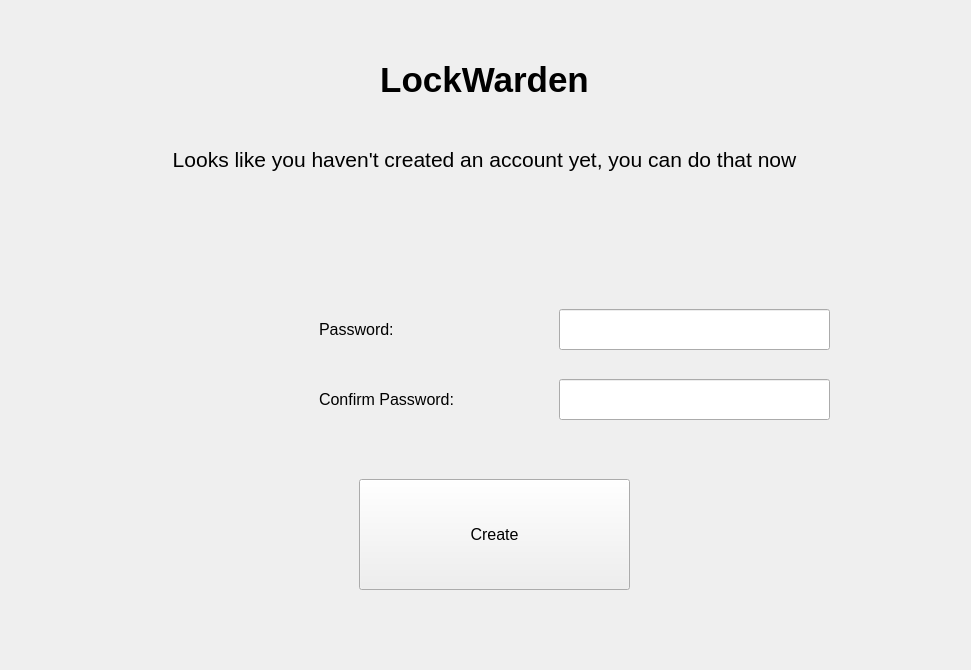
Qt form window.ui (TXOG/ArcaneCrypt) before a commit.
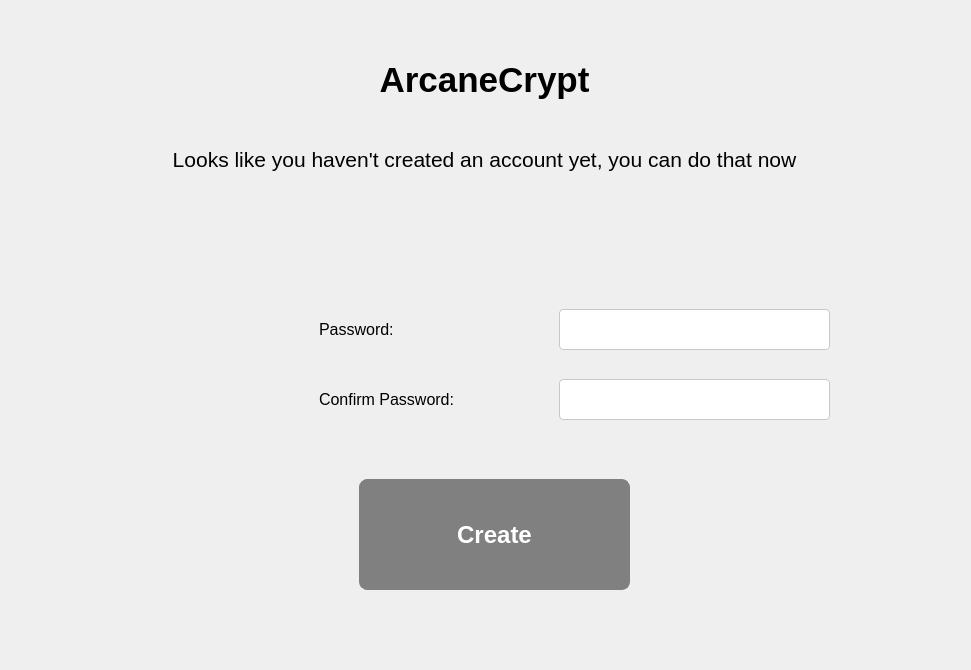
The same form after that commit.

Commit message: Added Logging into account

```diff
--- a/window.ui
+++ b/window.ui
@@ -40,7 +40,7 @@
        </font>
       </property>
       <property name="text">
-       <string>LockWarden</string>
+       <string>ArcaneCrypt</string>
       </property>
       <property name="alignment">
        <set>Qt::AlignCenter</set>
@@ -78,6 +78,41 @@
         <height>41</height>
        </rect>
       </property>
+      <property name="styleSheet">
+       <string notr="true">    QLineEdit {
+        font-family: Segoe UI;
+        font-size: 9pt;
+        border-radius: 4px;
+    }
+    
+    QLineEdit {
+        background-color: #ffffff;
+    }
+    
+    QLineEdit {
+        color: #000000;
+    }
+    
+    QLineEdit {
+        border-style: solid;
+        border-width: 1px;
+        border-color: #c9c9c9;
+    }
+    
+    QLineEdit {
+        padding-left: 4px;
+        padding-right: 4px;
+    }
+
+    QLineEdit:hover, QLineEdit:focus {
+        background-color: #f2f2f2;
+    }
+
+    QLineEdit::selection {
+        background-color: #0078d7;
+        color: #ffffff;
+    }</string>
+      </property>
       <property name="inputMask">
        <string/>
       </property>
@@ -97,6 +132,41 @@
         <height>41</height>
        </rect>
       </property>
+      <property name="styleSheet">
+       <string notr="true">    QLineEdit {
+        font-family: Segoe UI;
+        font-size: 9pt;
+        border-radius: 4px;
+    }
+    
+    QLineEdit {
+        background-color: #ffffff;
+    }
+    
+    QLineEdit {
+        color: #000000;
+    }
+    
+    QLineEdit {
+        border-style: solid;
+        border-width: 1px;
+        border-color: #c9c9c9;
+    }
+    
+    QLineEdit {
+        padding-left: 4px;
+        padding-right: 4px;
+    }
+
+    QLineEdit:hover, QLineEdit:focus {
+        background-color: #f2f2f2;
+    }
+
+    QLineEdit::selection {
+        background-color: #0078d7;
+        color: #ffffff;
+    }</string>
+      </property>
       <property name="inputMask">
        <string/>
       </property>
@@ -154,8 +224,9 @@
       </property>
       <property name="font">
        <font>
-        <pointsize>12</pointsize>
-        <bold>false</bold>
+        <family>Segoe UI</family>
+        <pointsize>18</pointsize>
+        <bold>true</bold>
         <stylestrategy>PreferDefault</stylestrategy>
        </font>
       </property>
@@ -165,6 +236,37 @@
       <property name="focusPolicy">
        <enum>Qt::StrongFocus</enum>
       </property>
+      <property name="styleSheet">
+       <string notr="true">    QPushButton {
+        font-family: Segoe UI;
+        font-size: 18pt;
+        font-weight: bold;
+        color: #ffffff;
+        border-radius: 8px;
+        padding: 6px 12px;
+    }
+    
+    QPushButton {
+        background-color: #808080;
+        background-image: qlineargradient(x1:0, y1:0, x2:0, y2:1, stop:0 #808080, stop:1 #4d4d4d);
+    }
+    
+    QPushButton {
+        border-style: solid;
+        border-width: 1px;
+        border-color: #808080;
+    }
+    
+    QPushButton:hover, QPushButton:focus {
+        background-color: #4d4d4d;
+        background-image: qlineargradient(x1:0, y1:0, x2:0, y2:1, stop:0 #4d4d4d, stop:1 #2e2e2e);
+    }
+
+    QPushButton:pressed {
+        background-color: #2e2e2e;
+        background-image: qlineargradient(x1:0, y1:0, x2:0, y2:1, stop:0 #2e2e2e, stop:1 #1c1c1c);
+    }</string>
+      </property>
       <property name="text">
        <string>Create</string>
       </property>
```
Left out of the diff: 99 changed lines with no effect on the pictures. The commit also changes 2 other files.
